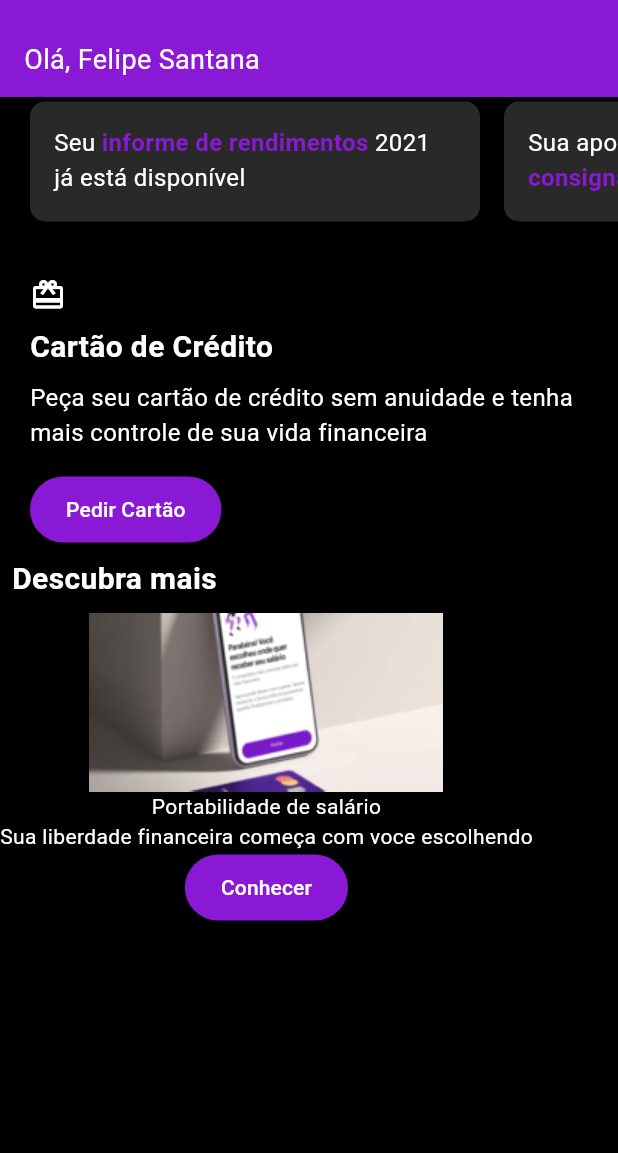
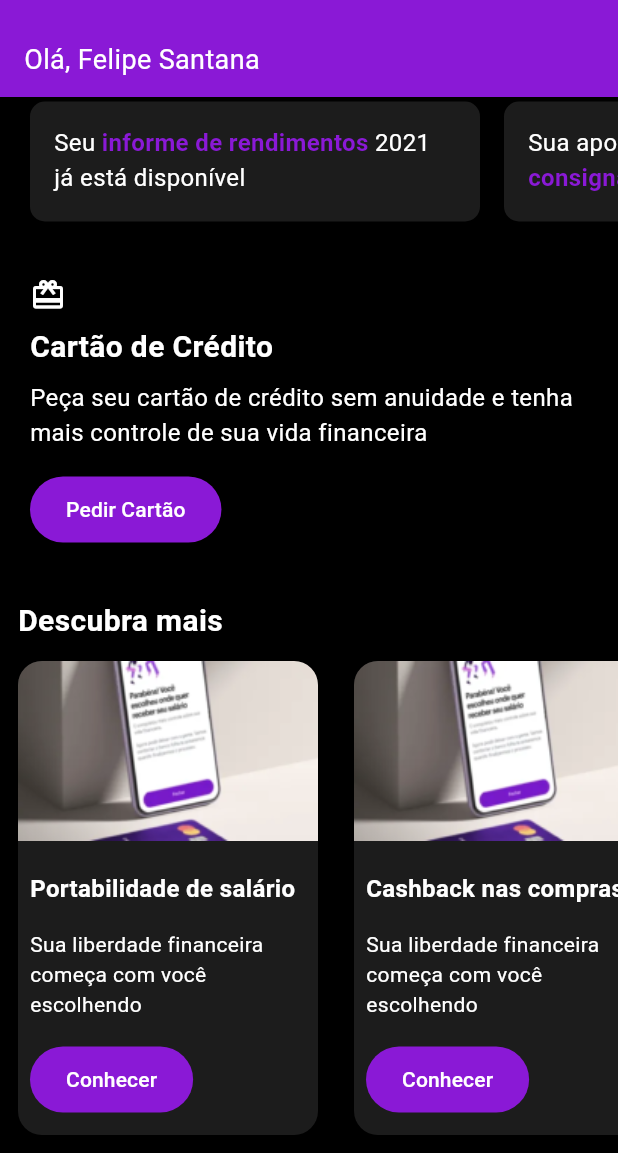
Before and after one commit to msbzz/nubank_layout, a Flutter app: the screen it shows after launch, scrolled down 394 dp, on a phone screen of 412 x 824 dp, the part 83-1236 px from its top. Run offline on Flutter 3.47's test engine with Material 3 defaults, Android fonts, the light colour scheme and no system bars; statements that could not run were skipped.

Commit message:
new features part 2

```diff
--- /dev/null
+++ b/lib/utils/calculations.dart
@@ -0,0 +1,17 @@
+class Calculation{
+
+    static double calculateWidth(String message) {
+    const double pixelsPerCharacter = 8.0; // Estimativa de 8 pixels por caractere
+
+    String sanitizedMessage = message.replaceAll('--', '');
+
+
+    var length_message =sanitizedMessage.length;
+
+
+
+    var pixels_message=length_message * pixelsPerCharacter;
+
+    return length_message>40 ? 300 :pixels_message;
+}
+}
--- a/lib/utils/message.dart
+++ b/lib/utils/message.dart
@@ -1,6 +1,7 @@
 import 'package:flutter/material.dart';
 import 'package:nubank_layout/themes/colors.dart';
 import 'package:nubank_layout/utils/text_message.dart';
+import 'package:nubank_layout/utils/calculations.dart';
 
 class Message extends StatelessWidget {
   const Message({super.key, required this.message});
@@ -10,11 +11,12 @@ class Message extends StatelessWidget {
   Widget build(BuildContext context) {
 
     return  Container(
-          width: _calculateWidth(message), // Definindo a largura do container para forçar a quebra de linha
+          width: Calculation.calculateWidth(message), // Definindo a largura do container para forçar a quebra de linha
           height:80,
+
           margin: const EdgeInsets.symmetric(horizontal: 8.0), // Espaçamento entre os cartões
           decoration: BoxDecoration(
-            color: Color(PRETO_CLARO1),
+            color:const Color(PRETO_CLARO2),
             borderRadius: BorderRadius.circular(10.0), // Bordas arredondadas
           ),
           padding: const EdgeInsets.all(16.0), // Padding interno para o texto
@@ -24,20 +26,19 @@ class Message extends StatelessWidget {
 
   }
 
-  double _calculateWidth(String message) {
-    const double pixelsPerCharacter = 8.0; // Estimativa de 8 pixels por caractere
+//   double _calculateWidth(String message) {
+//     const double pixelsPerCharacter = 8.0; // Estimativa de 8 pixels por caractere
 
-    String sanitizedMessage = message.replaceAll('--', '');
+//     String sanitizedMessage = message.replaceAll('--', '');
 
 
-    var length_message =sanitizedMessage.length;
+//     var length_message =sanitizedMessage.length;
 
 
-    print('sanitizedMessage.length  ==>>> ${length_message} ');
 
-    var pixels_message=length_message * pixelsPerCharacter;
+//     var pixels_message=length_message * pixelsPerCharacter;
 
-    return length_message>40 ? 300 :pixels_message;
-}
+//     return length_message>40 ? 300 :pixels_message;
+// }
 
 }
--- a/lib/utils/new_feature.dart
+++ b/lib/utils/new_feature.dart
@@ -2,28 +2,94 @@ import 'package:flutter/material.dart';
 import 'package:nubank_layout/themes/colors.dart';
 
  class NewFeature extends StatelessWidget {
-  const NewFeature({super.key, required this.feature});
-  final String feature;
+  const NewFeature({
+    super.key,
+    required this.title,
+    required this.description,
+  });
+
+  final String title;
+  final String description;
+
   @override
   Widget build(BuildContext context) {
-    return Column(
-      children:[
-        Image.asset('images/feature1.png'),
-        Text(feature,style:TextStyle(color:Colors.white)),
-        Text('Sua liberdade financeira começa com voce escolhendo',style:TextStyle(color:Colors.white)),
-        TextButton(
+
+    print('title ==>> $title / len ==> ${title.length} ');
+    print('description,==>> $description / len ==> ${description.length}');
+
+    return Padding(
+      padding: const EdgeInsets.all(12.0),
+      child: Container(
+        width: 200, // Largura ajustada para itens uniformes
+        height: 200,
+        decoration: BoxDecoration(
+          color: const Color(PRETO_CLARO2),
+          borderRadius: BorderRadius.circular(16.0),
+        ),
+        child: Column(
+          crossAxisAlignment: CrossAxisAlignment.start,
+          children: [
+            Container(
+              width: double
+                  .infinity, // Para a imagem ocupar toda a largura do container
+              height: 120, // Altura ajustada para a imagem
+              decoration: const BoxDecoration(
+                borderRadius: BorderRadius.vertical(top: Radius.circular(16.0)),
+                image: DecorationImage(
+                    image: AssetImage('images/feature1.png'),
+                    fit: BoxFit.cover),
+              ),
+            ),
+            const SizedBox(height:12),
+            Column(
+                crossAxisAlignment: CrossAxisAlignment.start,
+                children: [
+                  Padding(
+                    padding: const EdgeInsets.all(8.0),
+                    child: Text(
+                      title,
+                      style: const TextStyle(
+                        color: Colors.white,
+                        fontSize: 16,
+                        fontWeight: FontWeight.bold,
+                      ),
+                    ),
+                  ),
+
+                   Padding(
+                     padding: const EdgeInsets.all(8.0),
+                     child: Text(
+                      description,
+                      style: const TextStyle(
+                        color: Colors.white,
+                        fontSize: 14,
+                      ),
+                                       ),
+                   ),
+
+                   Padding(
+                     padding: const EdgeInsets.all(8.0),
+                     child: TextButton(
                       onPressed: () {},
                       style: TextButton.styleFrom(
-        backgroundColor: Color(ROXO_NUBANK), // Cor de fundo roxa
+                        backgroundColor: const Color(ROXO_NUBANK),
                         padding: const EdgeInsets.symmetric(
                             vertical: 12.0, horizontal: 24.0),
                         shape: RoundedRectangleBorder(
-          borderRadius:
-              BorderRadius.circular(24.0), // Bordas arredondadas
+                          borderRadius: BorderRadius.circular(24.0),
                         ),
                       ),
-      child: const Text('Conhecer',
-          style: TextStyle(color: Colors.white),),)
-      ]);
+                      child: const Text(
+                        'Conhecer',
+                        style: TextStyle(color: Colors.white),
+                      ),
+                                       ),
+                   ),
+                ],
+              ),
+          ],
+        ),
+      ),
+    );
   }
 }
--- a/lib/utils/new_features.dart
+++ b/lib/utils/new_features.dart
@@ -1,6 +1,8 @@
 import 'package:flutter/material.dart';
-import 'package:flutter/widgets.dart';
+import 'package:nubank_layout/themes/colors.dart';
 import 'package:nubank_layout/utils/new_feature.dart';
+
+
 
 class NewFeatures extends StatelessWidget {
   const NewFeatures({super.key});
@@ -11,18 +13,34 @@ class NewFeatures extends StatelessWidget {
       crossAxisAlignment: CrossAxisAlignment.start,
       children: [
         const Padding(
-          padding: EdgeInsets.all(8.0),
-          child: Text('Descubra mais', style: TextStyle(fontSize: 20, fontWeight: FontWeight.bold,color:Colors.white)),
+          padding: EdgeInsets.only(left: 12, top: 36),
+          child: Text('Descubra mais',
+              style: TextStyle(
+                  fontSize: 20,
+                  fontWeight: FontWeight.bold,
+                  color: Colors.white)),
         ),
-        SizedBox(
-          height: 600, // Definindo a altura para o ListView horizontal
+        Container(
+          height:340, // Ajuste para garantir que os itens não excedam os limites
           child: ListView(
             scrollDirection: Axis.horizontal,
-            children: [
-              NewFeature(feature: 'Portabilidade de salário'),
-              //NewFeature(feature: 'Cashback em todas as compras'),
-              //NewFeature(feature: 'Seguro de vida personalizado'),
-              //NewFeature(feature: 'Investimentos automáticos'),
+            children: const  [
+              NewFeature(
+                title: 'Portabilidade de salário',
+                description:
+                    'Sua liberdade financeira começa com você escolhendo',
+              ),
+              NewFeature(
+                title: 'Cashback nas compras ',
+                description:
+                    'Sua liberdade financeira começa com você escolhendo',
+              ),
+              NewFeature(
+                title: 'Seguro de vida',
+                description:
+                    'Sua liberdade financeira começa com você escolhendo',
+              ),
+              // Adicione mais NewFeature widgets se necessário
             ],
           ),
         ),
```
Also changed, not shown: images/Frame 26.png (deleted), images/Rectangle 2 (1).png (deleted). Lines whose indentation alone changed are shown as unchanged.
